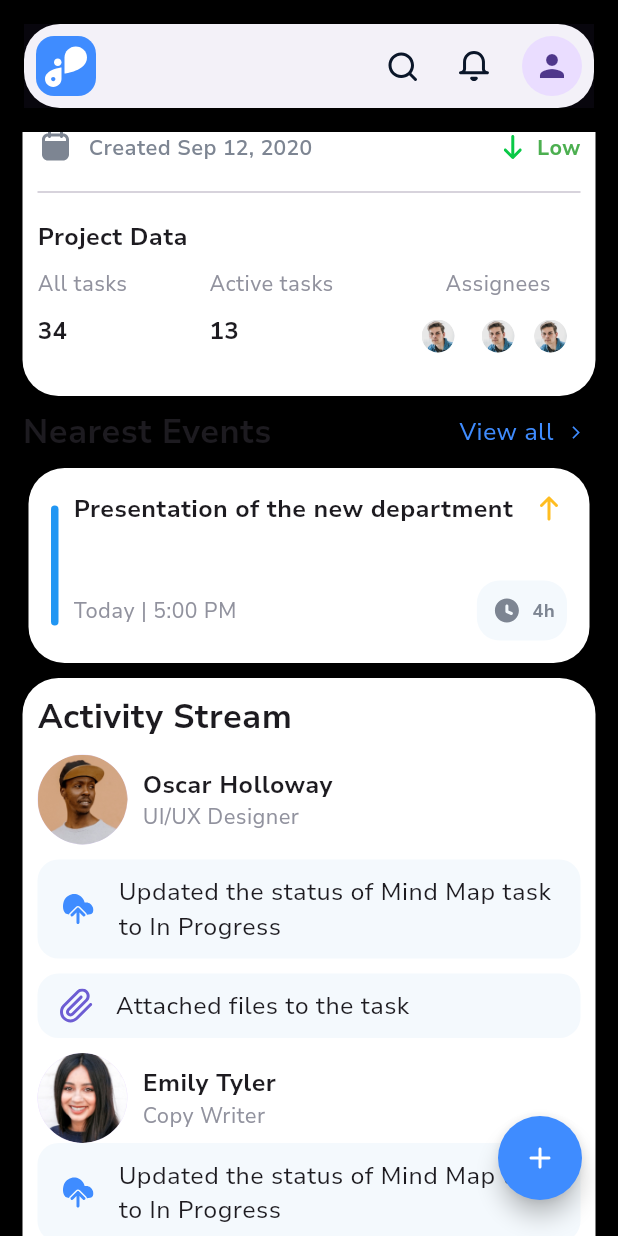
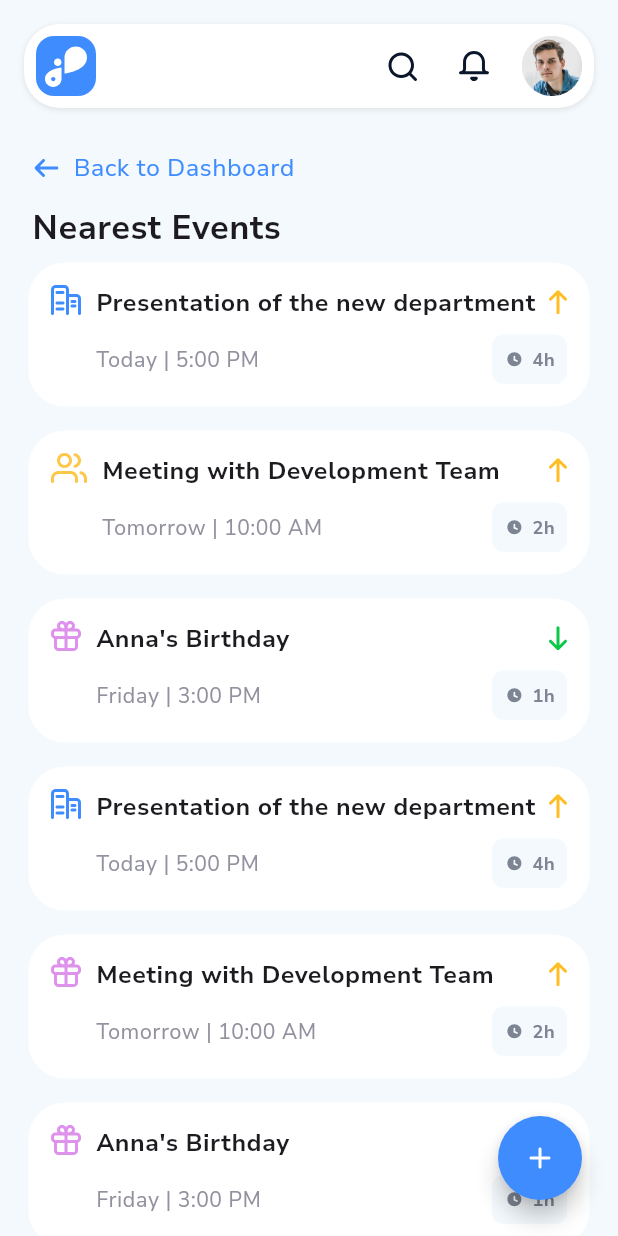
Before and after one commit to DevadathAR/CRM_system, a Flutter app: the DashBoard screen opened directly, scrolled down 1152 dp, after a tap on "View all", on a phone screen of 412 x 824 dp. Run offline on Flutter 3.47's test engine with Material 3 defaults, Android fonts, the phone set to English and light mode, and no system bars; our stand-ins replace flutter_svg, velocity_x; project files that could hold a hidden picture were left out.

Commit message:
nearestEvents completed

```diff
--- a/lib/main.dart
+++ b/lib/main.dart
@@ -1,5 +1,4 @@
-
-import 'package:crm_system/src/features/vaccations/presentation/view/vacations.dart';
+import 'package:crm_system/src/features/dash_board/presentation/view/dashboard.dart';
 import 'package:flutter/material.dart';
 
 void main() {
@@ -12,7 +11,6 @@ class MainApp extends StatelessWidget {
   @override
   Widget build(BuildContext context) {
     return const MaterialApp(
-        debugShowCheckedModeBanner: false,
-        home: VacationsPage());
+        debugShowCheckedModeBanner: false, home: DashBoard());
   }
 }
--- a/lib/src/features/dash_board/presentation/view/dashboard.dart
+++ b/lib/src/features/dash_board/presentation/view/dashboard.dart
@@ -1,3 +1,5 @@
+import 'package:crm_system/src/features/dash_board/presentation/view/nearestEvents.dart';
+import 'package:crm_system/src/features/dash_board/presentation/widget/nearestEventsCard.dart';
 import 'package:crm_system/src/features/dash_board/presentation/widget/projectDetailCard.dart';
 import 'package:crm_system/src/features/dash_board/presentation/widget/sampleDatalists.dart';
 import 'package:crm_system/src/features/dash_board/presentation/widget/workLoadItem.dart';
@@ -23,7 +25,7 @@ class DashBoard extends StatelessWidget {
         DateFormat('MMM dd, yyyy').format(now); // Format the date
 
     return Scaffold(
-      backgroundColor: Colors.black,
+      backgroundColor: AppColors.backgroindGrey2,
       floatingActionButton: Padding(
         padding: const EdgeInsets.all(8.0),
         child: FloatingActionButton(
@@ -82,7 +84,7 @@ class DashBoard extends StatelessWidget {
                       crossAxisAlignment: CrossAxisAlignment.start,
                       children: [
                         // Workload Title Section
-                        _buildTitle(title: "Workload"),
+                        _buildTitle(title: "Workload", onTap: () {}),
 
                         10.heightBox,
                         // GridView inside ListView
@@ -107,7 +109,7 @@ class DashBoard extends StatelessWidget {
                   ),
                   10.heightBox,
                   // Repeated Workload Title Section
-                  _buildTitle(title: "Project"),
+                  _buildTitle(title: "Project", onTap: () {}),
 
                   ProjectCard(
                     projectId: "PN0001265",
@@ -130,20 +132,35 @@ class DashBoard extends StatelessWidget {
                     activeTasks: 13,
                     projectIcon: foodServiceSvg, // Your SVG path
                   ),
-                  _buildTitle(title: "Nearest Events"),
+                  _buildTitle(
+                    title: "Nearest Events",
+                    onTap: () {
+                      Navigator.push(
+                        context,
+                        MaterialPageRoute(
+                          builder: (context) => const NearesteventsPage(),
+                        ),
+                      );
+                    },
+                  ),
                   SizedBox(
-                    height: 130, // Adjust to match the card's height
+                    height: 140, // Adjust to match the card's height
                     child: PageView.builder(
                       controller:
                           PageController(), // Slight padding for adjacent cards
                       itemCount: nearestEvents.length, // List of nearest events
                       itemBuilder: (context, index) {
-                        return nearestEventsCard(nearestEvents[index]);
+                        return NearestEventsCard(
+                          isnearestEvents: false,
+                          event: nearestEvents[index],
+                        );
                       },
                     ),
                   ),
                   10.heightBox,
-                  const ActivityCard(),
+                  ActivityCard(
+                    onViewMoreTap: () {},
+                  ),
                   20.heightBox,
                 ],
               ),
@@ -154,84 +171,85 @@ class DashBoard extends StatelessWidget {
     );
   }
 
-  Widget nearestEventsCard(Map<String, dynamic> event) {
-    return Container(
-      margin: const EdgeInsets.symmetric(
-          horizontal: 4), // Add spacing between cards
-      padding: const EdgeInsets.all(15),
-      decoration: BoxDecoration(
-        borderRadius: BorderRadius.circular(24),
-        color: Colors.white,
-      ),
-      child: Row(
-        crossAxisAlignment: CrossAxisAlignment.center,
-        children: [
-          Container(
-            height: 80,
-            width: 5,
-            decoration: BoxDecoration(
-              borderRadius: BorderRadius.circular(24),
-              color: Colors.blue,
-            ),
-          ),
-          10.widthBox,
-          Expanded(
-            child: Column(
-              crossAxisAlignment: CrossAxisAlignment.center,
-              children: [
-                Row(
-                  mainAxisAlignment: MainAxisAlignment.spaceBetween,
-                  children: [
-                    Expanded(
-                      child: event['title']
-                          .toString()
-                          .text
-                          .maxLines(2)
-                          .overflow(TextOverflow.ellipsis)
-                          .textStyle(AppTextStyle.boldText(size: 16))
-                          .make(),
-                    ),
-                    SvgPicture.asset(arrowUpSvg),
-                  ],
-                ),
-                const Spacer(),
-                Row(
-                  mainAxisAlignment: MainAxisAlignment.spaceBetween,
-                  children: [
-                    "${event['date']} | ${event['time']}"
-                        .text
-                        .textStyle(AppTextStyle.regularText(
-                            size: 14, color: AppColors.textGrey2))
-                        .make(),
-                    Row(
-                      children: [
-                        SvgPicture.asset(clockSvg),
-                        5.widthBox,
-                        "${event['duration']}h"
-                            .text
-                            .textStyle(AppTextStyle.boldText(
-                                size: 12, color: AppColors.textGrey1))
-                            .make(),
-                      ],
-                    ).box.p8.rounded.color(AppColors.backgroindGrey2).make(),
-                  ],
-                ),
-              ],
-            ),
-          ),
-        ],
-      ),
-    );
-  }
+  // Widget nearestEventsCard(Map<String, dynamic> event) {
+  //   return Container(
+  //     margin: const EdgeInsets.symmetric(
+  //         horizontal: 4), // Add spacing between cards
+  //     padding: const EdgeInsets.all(15),
+  //     decoration: BoxDecoration(
+  //       borderRadius: BorderRadius.circular(24),
+  //       color: Colors.white,
+  //     ),
+  //     child: Row(
+  //       crossAxisAlignment: CrossAxisAlignment.center,
+  //       children: [
+  //         Container(
+  //           height: 80,
+  //           width: 5,
+  //           decoration: BoxDecoration(
+  //             borderRadius: BorderRadius.circular(24),
+  //             color: Colors.blue,
+  //           ),
+  //         ),
+  //         10.widthBox,
+  //         Expanded(
+  //           child: Column(
+  //             crossAxisAlignment: CrossAxisAlignment.center,
+  //             children: [
+  //               Row(
+  //                 mainAxisAlignment: MainAxisAlignment.spaceBetween,
+  //                 children: [
+  //                   Expanded(
+  //                     child: event['title']
+  //                         .toString()
+  //                         .text
+  //                         .maxLines(2)
+  //                         .overflow(TextOverflow.ellipsis)
+  //                         .textStyle(AppTextStyle.boldText(size: 16))
+  //                         .make(),
+  //                   ),
+  //                   SvgPicture.asset(arrowUpSvg),
+  //                 ],
+  //               ),
+  //               const Spacer(),
+  //               Row(
+  //                 mainAxisAlignment: MainAxisAlignment.spaceBetween,
+  //                 children: [
+  //                   "${event['date']} | ${event['time']}"
+  //                       .text
+  //                       .textStyle(AppTextStyle.regularText(
+  //                           size: 14, color: AppColors.textGrey2))
+  //                       .make(),
+  //                   Row(
+  //                     children: [
+  //                       SvgPicture.asset(clockSvg),
+  //                       5.widthBox,
+  //                       "${event['duration']}h"
+  //                           .text
+  //                           .textStyle(AppTextStyle.boldText(
+  //                               size: 12, color: AppColors.textGrey1))
+  //                           .make(),
+  //                     ],
+  //                   ).box.p8.rounded.color(AppColors.backgroindGrey2).make(),
+  //                 ],
+  //               ),
+  //             ],
+  //           ),
+  //         ),
+  //       ],
+  //     ),
+  //   );
+  // }
 
   // Reusable method for Workload title section
-  Widget _buildTitle({title}) {
+  Widget _buildTitle({title, required VoidCallback onTap}) {
     return Row(
       crossAxisAlignment: CrossAxisAlignment.center,
       mainAxisAlignment: MainAxisAlignment.spaceBetween,
       children: [
         "$title".text.textStyle(AppTextStyle.boldText(size: 22)).make(),
-        const CustumIconButton(
+        CustumIconButton(
+          onTap: onTap,
           buttonTItle: "View all",
           icon: Icons.arrow_forward_ios_outlined,
         ),
--- /dev/null
+++ b/lib/src/features/dash_board/presentation/view/nearestEvents.dart
@@ -0,0 +1,80 @@
+import 'package:crm_system/src/features/dash_board/presentation/widget/nearestEventsCard.dart';
+import 'package:crm_system/src/features/dash_board/presentation/widget/sampleDatalists.dart';
+import 'package:crm_system/src/utilities/colors.dart';
+import 'package:crm_system/src/utilities/common_widget/custumAppBar.dart';
+import 'package:crm_system/src/utilities/image_path.dart';
+import 'package:crm_system/src/utilities/text_style.dart';
+import 'package:flutter/material.dart';
+import 'package:flutter_svg/flutter_svg.dart';
+import 'package:velocity_x/velocity_x.dart';
+
+class NearesteventsPage extends StatelessWidget {
+  const NearesteventsPage({super.key});
+
+  @override
+  Widget build(BuildContext context) {
+    return Scaffold(
+      backgroundColor: AppColors.backgroindGrey2,
+      floatingActionButton: Padding(
+        padding: const EdgeInsets.all(8.0),
+        child: FloatingActionButton(
+          onPressed: () {},
+          backgroundColor: AppColors.blue,
+          shape:
+              RoundedRectangleBorder(borderRadius: BorderRadius.circular(100)),
+          child: SvgPicture.asset(
+            addSvg,
+            colorFilter: ColorFilter.mode(AppColors.white, BlendMode.srcIn),
+          ),
+        ),
+      ),
+      body: SafeArea(
+        child: Column(
+          children: [
+            // AppBar Section
+            const custumAppBar(),
+            Column(
+              crossAxisAlignment: CrossAxisAlignment.start,
+              children: [
+                IconButton(
+                  onPressed: () {},
+                  icon: Row(
+                    crossAxisAlignment: CrossAxisAlignment.center,
+                    mainAxisAlignment: MainAxisAlignment.start,
+                    children: [
+                      SvgPicture.asset(arrowBackSvg),
+                      10.widthBox,
+                      Text(
+                        "Back to Dashboard",
+                        style: AppTextStyle.regularText(
+                            size: 16, color: AppColors.blue),
+                      ),
+                    ],
+                  ),
+                ),
+                " Nearest Events"
+                    .text
+                    .textStyle(AppTextStyle.boldText(size: 22))
+                    .make(),
+              ],
+            ).pSymmetric(h: 15),
+            // Welcome Text Section
+            Expanded(
+              child: ListView.builder(
+                shrinkWrap: true,
+                padding: const EdgeInsets.symmetric(horizontal: 15),
+                itemCount: nearestEvents.length,
+                itemBuilder: (context, index) {
+                  return NearestEventsCard(
+                    isnearestEvents: true,
+                    event: nearestEvents[index],
+                  );
+                },
+              ),
+            ),
+          ],
+        ),
+      ),
+    );
+  }
+}
--- /dev/null
+++ b/lib/src/features/dash_board/presentation/widget/nearestEventsCard.dart
@@ -0,0 +1,123 @@
+import 'package:crm_system/src/utilities/strings.dart';
+import 'package:flutter/material.dart';
+import 'package:velocity_x/velocity_x.dart';
+import 'package:flutter_svg/flutter_svg.dart';
+import 'package:crm_system/src/utilities/colors.dart';
+import 'package:crm_system/src/utilities/text_style.dart';
+import 'package:crm_system/src/utilities/image_path.dart';
+
+class NearestEventsCard extends StatelessWidget {
+  final bool isnearestEvents;
+  final Map<String, dynamic> event;
+
+  const NearestEventsCard({
+    super.key,
+    required this.event,
+    required this.isnearestEvents,
+  });
+
+  @override
+  Widget build(BuildContext context) {
+    final String progress = event['progress'];
+
+    return Container(
+      margin: const EdgeInsets.symmetric(
+          horizontal: 4, vertical: 8), // Spacing between cards
+      padding: const EdgeInsets.all(15),
+      decoration: BoxDecoration(
+        borderRadius: BorderRadius.circular(24),
+        color: Colors.white,
+      ),
+      child: Row(
+        crossAxisAlignment:
+            CrossAxisAlignment.start, // Aligns children at the top
+        children: [
+          !isnearestEvents
+              ? // Blue Line
+              Container(
+                  height: 80,
+                  width: 5,
+                  decoration: BoxDecoration(
+                    borderRadius: BorderRadius.circular(24),
+                    color: AppColors.blue,
+                  ),
+                )
+              : SvgPicture.asset(event['icon']),
+          10.widthBox,
+          // Event Details
+          Expanded(
+            child: Column(
+              mainAxisAlignment: MainAxisAlignment.spaceBetween,
+              crossAxisAlignment: CrossAxisAlignment.stretch,
+              // CrossAxisAlignment.start, // Align text to the start
+              children: [
+                // Event Title and Icon
+                Row(
+                  mainAxisAlignment: MainAxisAlignment.spaceBetween,
+                  children: [
+                    // Title
+                    Expanded(
+                      child: event['title']
+                          .toString()
+                          .text
+                          .maxLines(2)
+                          .overflow(TextOverflow.ellipsis)
+                          .textStyle(AppTextStyle.boldText(size: 16))
+                          .make(),
+                    ),
+                    // Icon
+
+                    SvgPicture.asset(
+                      progress == low
+                          ? arrowDownSvg
+                          : arrowUpSvg, // Example icon path
+                      height: 16,
+                    ),
+                  ],
+                ),
+                10.heightBox,
+                // const Spacer(),
+                // Event Date, Time, and Duration
+                Row(
+                  mainAxisAlignment: MainAxisAlignment.spaceBetween,
+                  children: [
+                    // Date and Time
+                    "${event['date']} | ${event['time']}"
+                        .text
+                        .textStyle(AppTextStyle.regularText(
+                          size: 14,
+                          color: AppColors.textGrey2,
+                        ))
+                        .make(),
+                    // Duration
+                    Row(
+                      children: [
+                        SvgPicture.asset(
+                          clockSvg, // Example clock icon path
+                          height: 14,
+                        ),
+                        5.widthBox,
+                        "${event['duration']}h"
+                            .text
+                            .textStyle(AppTextStyle.boldText(
+                              size: 12,
+                              color: AppColors.textGrey1,
+                            ))
+                            .make(),
+                      ],
+                    )
+                        .box
+                        .p8
+                        .withRounded(value: 8.0)
+                        .color(AppColors.backgroindGrey2)
+                        .make(),
+                  ],
+                ),
+              ],
+            ),
+          ),
+        ],
+      ),
+    );
+  }
+}
--- a/lib/src/features/dash_board/presentation/widget/sampleDatalists.dart
+++ b/lib/src/features/dash_board/presentation/widget/sampleDatalists.dart
@@ -1,19 +1,51 @@
+import 'package:crm_system/src/utilities/image_path.dart';
+
 const List<Map<String, dynamic>> nearestEvents = [
   {
     "title": "Presentation of the new department",
     "date": "Today",
+    "icon": buildingSvg,
     "time": "5:00 PM",
+    "progress": "High",
     "duration": "4",
   },
   {
-    "title": "Team Meeting",
+    "title": "Meeting with Development Team",
     "date": "Tomorrow",
+    "progress": "Medium",
+    "icon": personsSvg,
     "time": "10:00 AM",
     "duration": "2",
   },
   {
-    "title": "Client Discussion",
+    "title": "Anna's Birthday",
     "date": "Friday",
+    "icon": giftSvg,
+    "progress": "Low",
+    "time": "3:00 PM",
+    "duration": "1",
+  },
+  {
+    "title": "Presentation of the new department",
+    "date": "Today",
+    "time": "5:00 PM",
+    "icon": buildingSvg,
+    "progress": "High",
+    "duration": "4",
+  },
+  {
+    "title": "Meeting with Development Team",
+    "date": "Tomorrow",
+    "icon": giftSvg,
+    "progress": "Medium",
+    "time": "10:00 AM",
+    "duration": "2",
+  },
+  {
+    "title": "Anna's Birthday",
+    "date": "Friday",
+    "icon": giftSvg,
+    "progress": "Low",
     "time": "3:00 PM",
     "duration": "1",
   },
--- a/lib/src/utilities/common_widget/acivityCard.dart
+++ b/lib/src/utilities/common_widget/acivityCard.dart
@@ -8,7 +8,8 @@ import 'package:flutter_svg/flutter_svg.dart';
 import 'package:velocity_x/velocity_x.dart';
 
 class ActivityCard extends StatelessWidget {
-  const ActivityCard({super.key});
+  final VoidCallback onViewMoreTap;
+  const ActivityCard({super.key, required this.onViewMoreTap});
 
   @override
   Widget build(BuildContext context) {
@@ -51,7 +52,8 @@ class ActivityCard extends StatelessWidget {
             icon: updateIconSvg,
             description: "Updated the status of Mind Map task to In Progress",
           ),
-          const CustumIconButton(
+           CustumIconButton(
+            onTap: onViewMoreTap,
             buttonTItle: "View more",
             icon: Icons.keyboard_arrow_down,
           )
--- a/lib/src/utilities/common_widget/custumAppBar.dart
+++ b/lib/src/utilities/common_widget/custumAppBar.dart
@@ -16,7 +16,11 @@ class custumAppBar extends StatelessWidget {
         child: AppBar(
           leading: Padding(
             padding: const EdgeInsets.all(8.0), // Add padding to logo
-            child: SvgPicture.asset(logoSvg,width: 30,height: 30,),
+            child: SvgPicture.asset(
+              logoSvg,
+              width: 30,
+              height: 30,
+            ),
           ),
           actions: [
             // SVG icon for search
@@ -33,8 +37,8 @@ class custumAppBar extends StatelessWidget {
             ),
             // SVG icon for more options
             IconButton(
-              icon: const CircleAvatar(
-                child: Icon(Icons.person),
+              icon: CircleAvatar(
+                child: Image.asset(dp1png),
               ),
               onPressed: () {},
             ),
--- a/lib/src/utilities/common_widget/cutomIcon_BTN.dart
+++ b/lib/src/utilities/common_widget/cutomIcon_BTN.dart
@@ -6,16 +6,17 @@ import 'package:velocity_x/velocity_x.dart';
 class CustumIconButton extends StatelessWidget {
   final String buttonTItle;
   final IconData icon;
+  final VoidCallback onTap;
   const CustumIconButton({
     super.key,
     required this.buttonTItle,
-    required this.icon,
+    required this.icon, required this.onTap,
   });
 
   @override
   Widget build(BuildContext context) {
     return IconButton(
-      onPressed: () {},
+      onPressed: onTap,
       icon: Row(
         crossAxisAlignment: CrossAxisAlignment.center,
         mainAxisAlignment: MainAxisAlignment.center,
--- a/lib/src/utilities/image_path.dart
+++ b/lib/src/utilities/image_path.dart
@@ -16,6 +16,10 @@ const addSvg = 'assets/svg/add.svg';
 const successSvg = 'assets/svg/success.svg';
 const updateIconSvg = 'assets/svg/updateIcon.svg';
 const attachIconSvg = 'assets/svg/attachicon.svg';
+const buildingSvg = 'assets/svg/building.svg';
+const personsSvg = 'assets/svg/persons.svg';
+const giftSvg = 'assets/svg/gift.svg';
+const movieIconSvg = 'assets/svg/movie.svg';
 
 // Png files
 const dp1png = "assets/svg/image1.png";
--- a/lib/src/utilities/strings.dart
+++ b/lib/src/utilities/strings.dart
@@ -28,6 +28,10 @@ const serviceReason = 'Why will you use the service?';
 const smsText = '''SMS was sent to your number
 +1 345 673-56-67
 It will be valid for 01:25''';
+
+const high = "High";
+const low = "Low";
+const medium = "Medium";
 
 const contrycode = [
   '+1',
```
Also changed, not shown: assets/svg/arrowUp.svg, assets/svg/building.svg (added), assets/svg/gift.svg (added), assets/svg/movie.svg (added), assets/svg/persons.svg (added).
